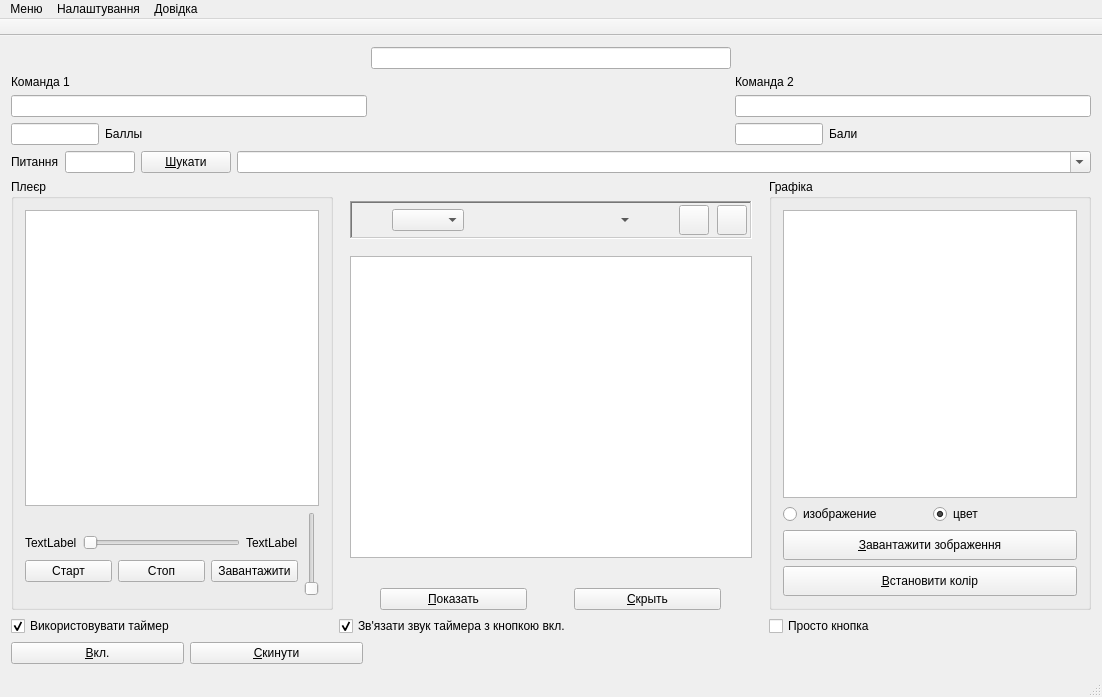
The window that mainwindow.ui (Ilya-Songrov/BibleBrainRing) describes before a commit, drawn with Qt 5.
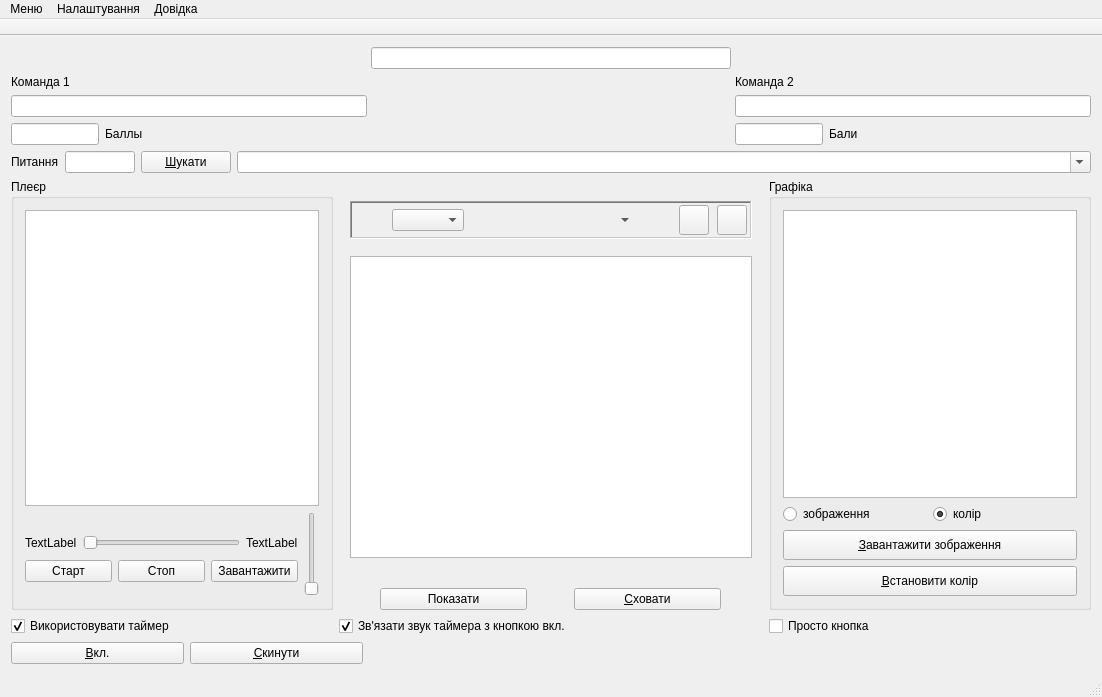
The same window after the commit. Icons and pictures are not drawn. Custom widgets are drawn as their Qt base class.

```diff
--- a/mainwindow.ui
+++ b/mainwindow.ui
@@ -797,7 +797,7 @@
                <enum>Qt::NoContextMenu</enum>
               </property>
               <property name="text">
-               <string>&amp;Показать</string>
+               <string>Показати</string>
               </property>
              </widget>
             </item>
@@ -822,7 +822,7 @@
                <enum>Qt::NoContextMenu</enum>
               </property>
               <property name="text">
-               <string>&amp;Скрыть</string>
+               <string>&amp;Сховати</string>
               </property>
              </widget>
             </item>
@@ -903,7 +903,7 @@
               <enum>Qt::NoContextMenu</enum>
              </property>
              <property name="text">
-              <string>изображение</string>
+              <string>зображення</string>
              </property>
              <property name="checkable">
               <bool>true</bool>
@@ -928,7 +928,7 @@
               <enum>Qt::NoContextMenu</enum>
              </property>
              <property name="text">
-              <string>цвет</string>
+              <string>колір</string>
              </property>
              <property name="checkable">
               <bool>true</bool>
```
Left out of the diff: 19 changed lines with no effect on the pictures.
